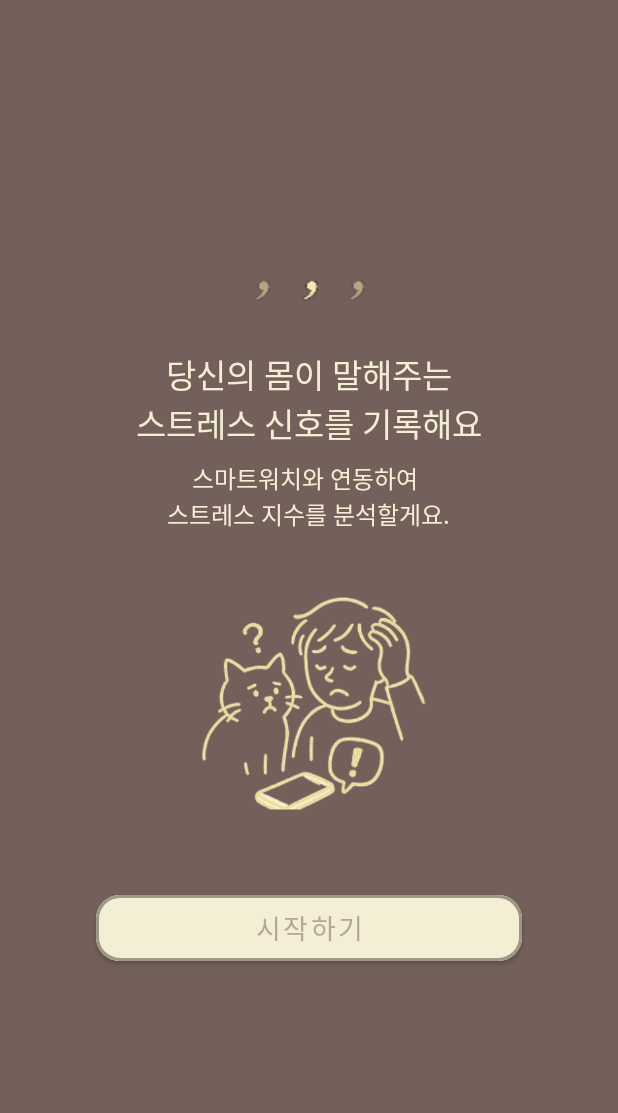
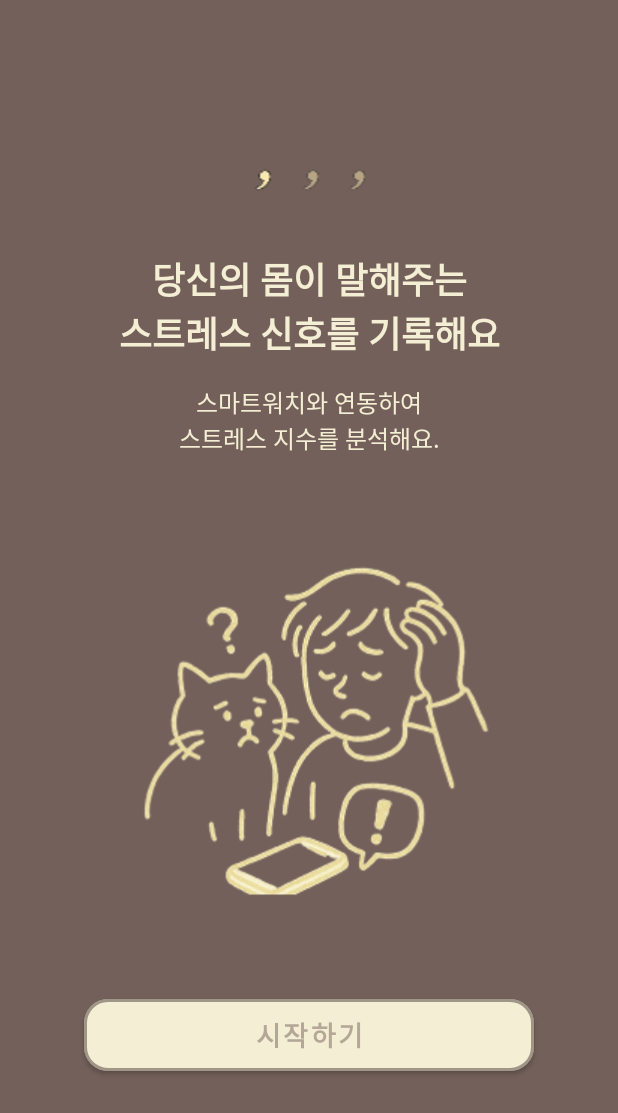
Before and after one commit to 2025-NOGOROK/FE, an Android app built with Jetpack Compose: the screen it shows after launch (SplashActivity before the commit, OnboardingActivity after it), after a tap on "시작하기", on a phone screen of 412 x 824 dp. Shown: the top 1113 px of the screen. Run offline under Robolectric (Android 15) with nearby library versions, the phone set to English and light mode, and no system bars.

Commit message:
🐛 SplashActivity에 AppCompat 테마 적용하여 강제종료 버그 수정

```diff
--- a/app/src/main/java/com/example/nogorok/SplashActivity.kt
+++ b/app/src/main/java/com/example/nogorok/SplashActivity.kt
@@ -4,9 +4,6 @@
 import android.os.Bundle
 import android.os.Handler
 import android.os.Looper
-import android.view.View
-import android.widget.Button
-import android.widget.LinearLayout
 import androidx.appcompat.app.AppCompatActivity
 
 class SplashActivity : AppCompatActivity() {
@@ -14,40 +11,11 @@
         super.onCreate(savedInstanceState)
         setContentView(R.layout.activity_splash)
 
-        // 각 스플래시 화면 레이아웃 참조
-        val splashLogo = findViewById<LinearLayout>(R.id.splash_logo)
-        val splash1 = findViewById<LinearLayout>(R.id.splash1)
-        val splash2 = findViewById<LinearLayout>(R.id.splash2)
-        val splash3 = findViewById<LinearLayout>(R.id.splash3)
-
-        // 각 시작하기 버튼 참조
-        val btnStart1 = findViewById<Button>(R.id.btn_start1)
-        val btnStart2 = findViewById<Button>(R.id.btn_start2)
-        val btnStart3 = findViewById<Button>(R.id.btn_start3)
-
-        // 2.5초 동안 로고 화면 보여주기, 그 후 splash1 화면을 보여줌
+        // 2.5초 후 온보딩 액티비티로 이동
         Handler(Looper.getMainLooper()).postDelayed({
-            splashLogo.visibility = View.GONE
-            splash1.visibility = View.VISIBLE
+            val intent = Intent(this, OnboardingActivity::class.java)
+            startActivity(intent)
+            finish()
         }, 2500)
-
-        // 첫 번째 시작하기 버튼 클릭 시 두 번째 스플래시 화면으로 전환
-        btnStart1.setOnClickListener {
-            splash1.visibility = View.GONE
-            splash2.visibility = View.VISIBLE
-        }
-
-        // 두 번째 시작하기 버튼 클릭 시 세 번째 스플래시 화면으로 전환
-        btnStart2.setOnClickListener {
-            splash2.visibility = View.GONE
-            splash3.visibility = View.VISIBLE
-        }
-
-        // 세 번째 시작하기 버튼 클릭 시 로그인/회원가입 선택 화면으로 이동
-        btnStart3.setOnClickListener {
-            val intent = Intent(this, SignupLoginActivity::class.java) // 여기서 로그인/회원가입 화면으로 이동
-            startActivity(intent)
-            finish() // 스플래시 액티비티 종료
-        }
     }
 }
--- a/app/src/main/res/values/themes.xml
+++ b/app/src/main/res/values/themes.xml
@@ -1,2 +1,6 @@
 <resources>
+    <style name="Theme.Nogorok" parent="Theme.MaterialComponents.DayNight.NoActionBar" />
+    <style name="Theme.Nogorok.Splash" parent="Theme.MaterialComponents.DayNight.NoActionBar">
+        <item name="android:windowBackground">@color/splash_bg</item>
+    </style>
 </resources>
```
Also changed, not shown: app/src/main/AndroidManifest.xml (+35 -21 lines).
